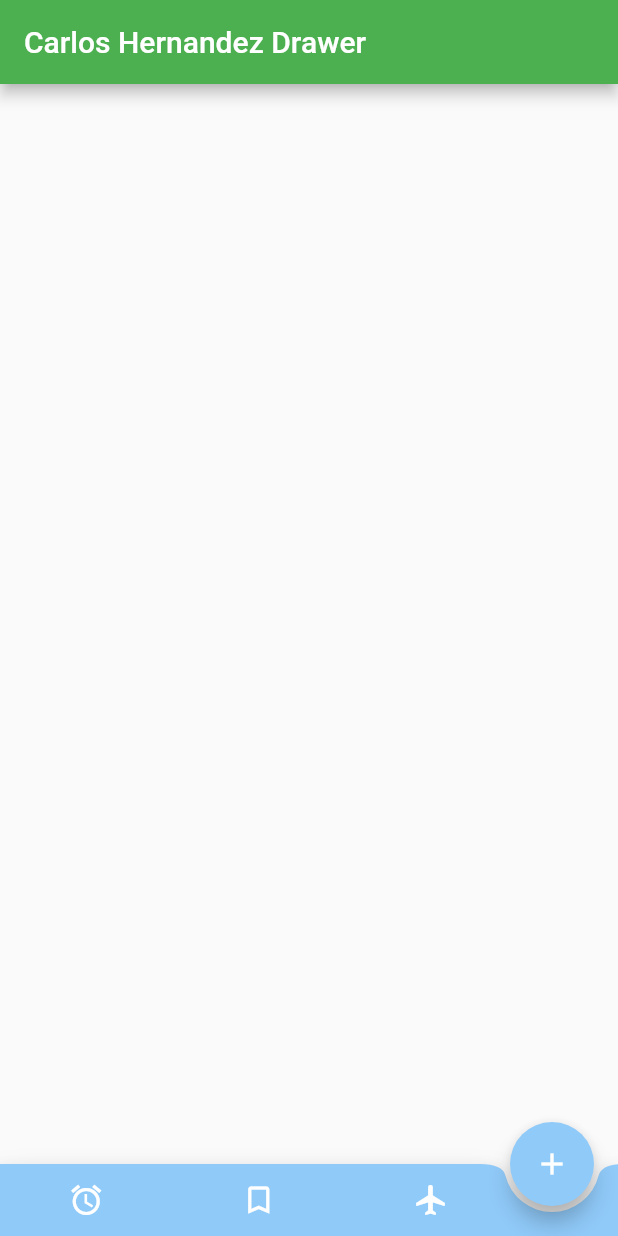
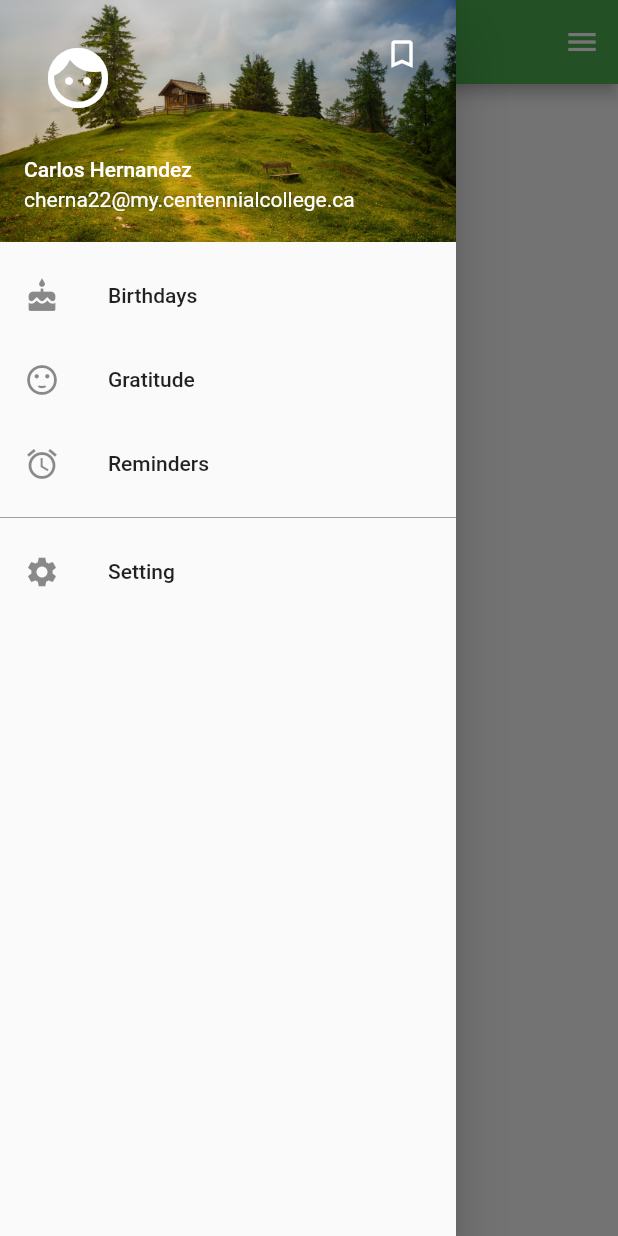
Before and after one commit to RazielHernandez/mapd722_lab04_drawer, a Flutter app: the screen it shows after launch, with the side drawer open (before the commit the screen has no drawer), on a phone screen of 412 x 824 dp. Run offline on Flutter 3.47's test engine with Material 2 defaults, Android fonts, the phone set to English and light mode, and no system bars.

Commit message:
Commit. Drawers added

```diff
--- a/lib/pages/home.dart
+++ b/lib/pages/home.dart
@@ -1,4 +1,9 @@
 import 'package:flutter/material.dart';
+import 'widgets/left_drawer.dart';
+import 'widgets/right_drawer.dart';
+import 'birthdays.dart';
+import 'gratitude.dart';
+import 'reminders.dart';
 
 class Home extends StatefulWidget {
   @override
@@ -10,41 +15,12 @@ class _HomeState extends State<Home> {
   Widget build(BuildContext context) {
     return Scaffold(
       appBar: AppBar(
-        title: Text('Carlos Hernandez Drawer'),
+        title: const Text('Drawer'),
       ),
+      drawer: LeftDrawerWidget(),
+      endDrawer: RightDrawerWidget(),
       body: SafeArea(
         child: Container(),
-      ),
-      bottomNavigationBar: BottomAppBar(
-        color: Colors.blue.shade200,
-        shape: CircularNotchedRectangle(),
-        child: Row(
-          mainAxisAlignment: MainAxisAlignment.spaceAround,
-          children: <Widget>[
-            IconButton(
-              icon: Icon(Icons.access_alarm),
-              color: Colors.white,
-              onPressed: (){},
-            ),
-            IconButton(
-              icon: Icon(Icons.bookmark_border),
-              color: Colors.white,
-              onPressed: (){},
-            ),
-            IconButton(
-              icon: Icon(Icons.flight),
-              color: Colors.white,
-              onPressed: (){},
-            ),
-            Divider(),
-          ],
-        ),
-      ),
-      floatingActionButtonLocation: FloatingActionButtonLocation.endDocked,
-      floatingActionButton: FloatingActionButton(
-        backgroundColor: Colors.blue.shade200,
-        onPressed: () {},
-        child: Icon(Icons.add),
       ),
     );
   }
--- /dev/null
+++ b/lib/pages/widgets/left_drawer.dart
@@ -0,0 +1,41 @@
+import 'package:flutter/material.dart';
+import 'menu_list_tile.dart';
+
+class LeftDrawerWidget extends StatelessWidget {
+  /*const LeftDrawerWidget({
+    Key key,
+  }) : super(key: key);*/
+
+  @override
+  Widget build(BuildContext context) {
+    return Drawer(
+      child: ListView(
+        padding: EdgeInsets.zero,
+        children: <Widget>[
+          const UserAccountsDrawerHeader(
+            currentAccountPicture: Icon(
+              Icons.face,
+              size: 48.0,
+              color: Colors.white,
+            ),
+            accountName: Text('Carlos Hernandez'),
+            accountEmail: Text('cherna22@my.centennialcollege.ca'),
+            otherAccountsPictures: <Widget>[
+              Icon(
+                Icons.bookmark_border,
+                color: Colors.white,
+              )
+            ],
+            decoration: BoxDecoration(
+              image: DecorationImage(
+                image: AssetImage('assets/images/home_top_mountain.jpg'),
+                fit: BoxFit.cover,
+              ),
+            ),
+          ),
+          MenuListTileWidget(),
+        ],
+      ),
+    );
+  }
+}
--- /dev/null
+++ b/lib/pages/widgets/menu_list_tile.dart
@@ -0,0 +1,65 @@
+import 'package:flutter/material.dart';
+import 'package:mapd722_lab04_drawer_carlos_hernandez/pages/birthdays.dart';
+import 'package:mapd722_lab04_drawer_carlos_hernandez/pages/gratitude.dart';
+import 'package:mapd722_lab04_drawer_carlos_hernandez/pages/reminders.dart';
+
+class MenuListTileWidget extends StatelessWidget {
+  /*const MenuListTileWidget({
+    Key key,
+  }) : super(key: key);*/
+
+  @override
+  Widget build(BuildContext context) {
+    return Column(
+      children: <Widget>[
+        ListTile(
+          leading: Icon(Icons.cake),
+          title: Text('Birthdays'),
+          onTap: () {
+            Navigator.pop(context);
+            Navigator.push(
+              context,
+              MaterialPageRoute(
+                builder: (context) => Birthdays(),
+              ),
+            );
+          },
+        ),
+        ListTile(
+          leading: Icon(Icons.sentiment_satisfied),
+          title: Text('Gratitude'),
+          onTap: () {
+            Navigator.pop(context);
+            Navigator.push(
+              context,
+              MaterialPageRoute(
+                builder: (context) => Gratitude(),
+              ),
+            );
+          },
+        ),
+        ListTile(
+          leading: Icon(Icons.alarm),
+          title: Text('Reminders'),
+          onTap: () {
+            Navigator.pop(context);
+            Navigator.push(
+              context,
+              MaterialPageRoute(
+                builder: (context) => Reminders(),
+              ),
+            );
+          },
+        ),
+        Divider(color: Colors.grey),
+        ListTile(
+          leading: Icon(Icons.settings),
+          title: Text('Setting'),
+          onTap: () {
+            Navigator.pop(context);
+          },
+        ),
+      ],
+    );
+  }
+}
--- a/pubspec.yaml
+++ b/pubspec.yaml
@@ -59,6 +59,8 @@ flutter:
   # the material Icons class.
   uses-material-design: true
 
+  assets:
+    - assets/images/
   # To add assets to your application, add an assets section, like this:
   # assets:
   #   - images/a_dot_burr.jpeg
```
Also changed, not shown: lib/pages/birthdays.dart (added, +19 -0 lines), lib/pages/gratitude.dart (added, +19 -0 lines), lib/pages/reminders.dart (added, +19 -0 lines), lib/pages/widgets/right_drawer.dart (added, +29 -0 lines), assets/images/home_top_mountain.jpg (added).
